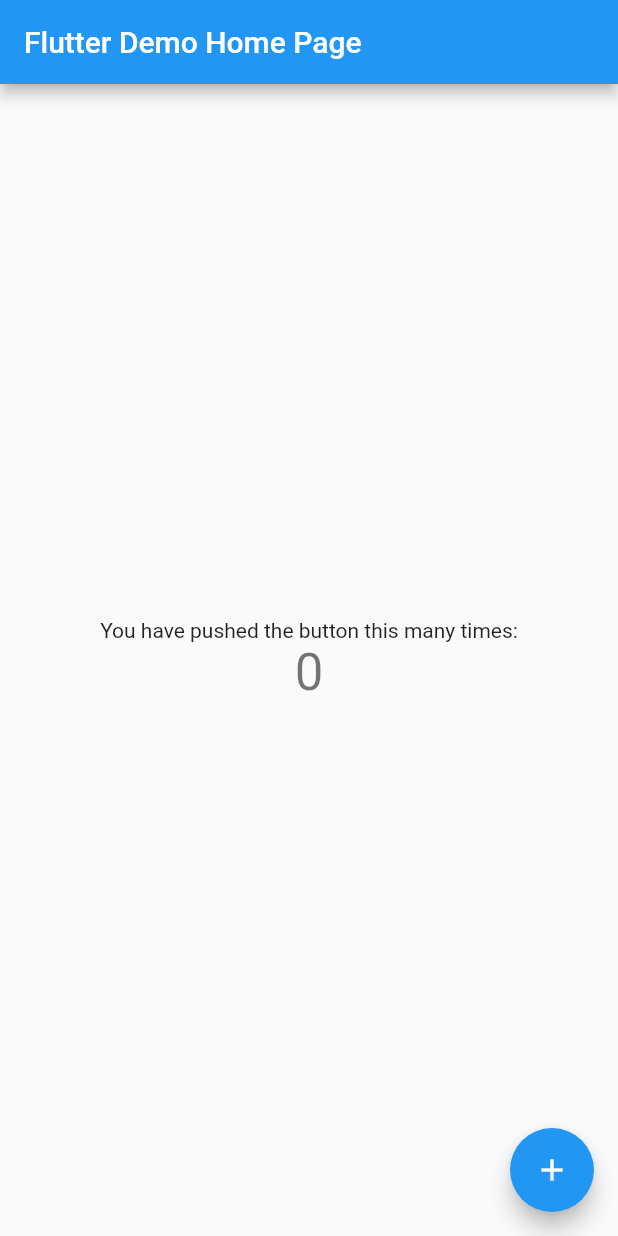
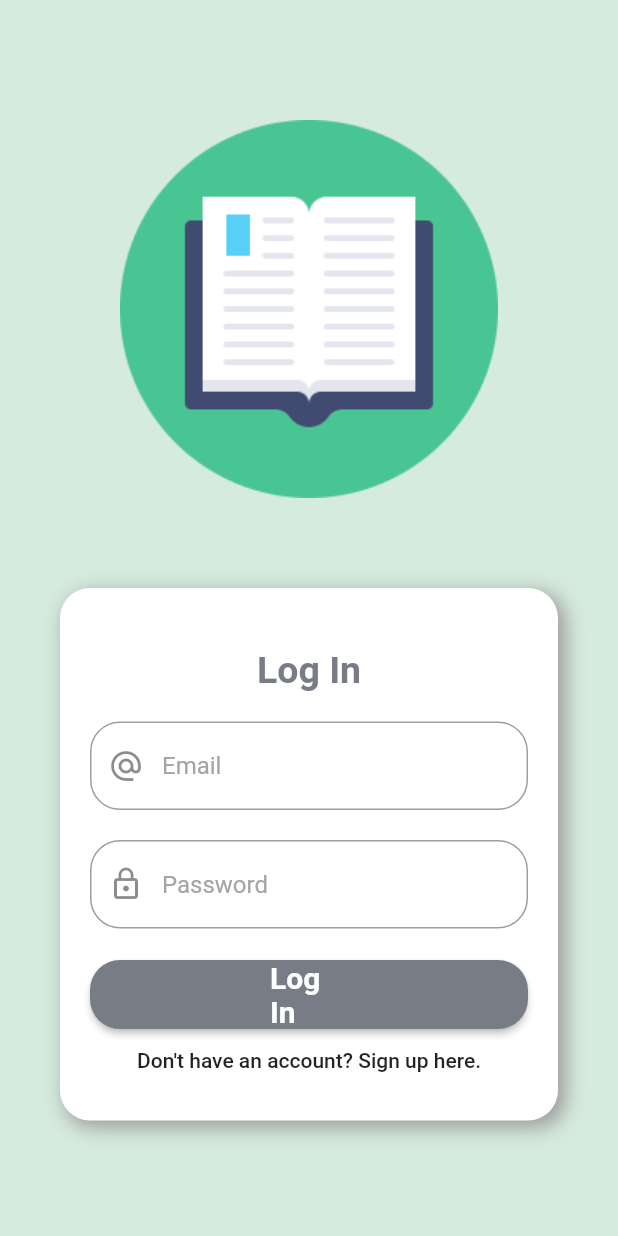
Before and after one commit to nerdynikhil/bookclub, a Flutter app: the screen it shows after launch, on a phone screen of 412 x 824 dp. Run offline on Flutter 3.47's test engine with Material 2 defaults, Android fonts, the phone set to English and light mode, and no system bars; our stand-ins replace firebase_auth; accounts and stored records are empty.

Commit message:
Login and signup page with email

```diff
--- a/book_club/lib/main.dart
+++ b/book_club/lib/main.dart
@@ -1,4 +1,8 @@
+import 'package:book_club/screens/login/login.dart';
+import 'package:book_club/states/currentUser.dart';
+import 'package:book_club/utils/ourTheme.dart';
 import 'package:flutter/material.dart';
+import 'package:provider/provider.dart';
 
 void main() {
   runApp(MyApp());
@@ -8,110 +12,14 @@ class MyApp extends StatelessWidget {
   // This widget is the root of your application.
   @override
   Widget build(BuildContext context) {
-    return MaterialApp(
-      title: 'Flutter Demo',
-      theme: ThemeData(
-        // This is the theme of your application.
-        //
-        // Try running your application with "flutter run". You'll see the
-        // application has a blue toolbar. Then, without quitting the app, try
-        // changing the primarySwatch below to Colors.green and then invoke
-        // "hot reload" (press "r" in the console where you ran "flutter run",
-        // or simply save your changes to "hot reload" in a Flutter IDE).
-        // Notice that the counter didn't reset back to zero; the application
-        // is not restarted.
-        primarySwatch: Colors.blue,
-        // This makes the visual density adapt to the platform that you run
-        // the app on. For desktop platforms, the controls will be smaller and
-        // closer together (more dense) than on mobile platforms.
-        visualDensity: VisualDensity.adaptivePlatformDensity,
+    return ChangeNotifierProvider(
+      create: (context) => CurrentUser(),
+
+          child: MaterialApp(
+        debugShowCheckedModeBanner: false,
+        theme: OurTheme().buildTheme(),
+        home: OurLogin(),
       ),
-      home: MyHomePage(title: 'Flutter Demo Home Page'),
     );
   }
 }
-
-class MyHomePage extends StatefulWidget {
-  MyHomePage({Key key, this.title}) : super(key: key);
-
-  // This widget is the home page of your application. It is stateful, meaning
-  // that it has a State object (defined below) that contains fields that affect
-  // how it looks.
-
-  // This class is the configuration for the state. It holds the values (in this
-  // case the title) provided by the parent (in this case the App widget) and
-  // used by the build method of the State. Fields in a Widget subclass are
-  // always marked "final".
-
-  final String title;
-
-  @override
-  _MyHomePageState createState() => _MyHomePageState();
-}
-
-class _MyHomePageState extends State<MyHomePage> {
-  int _counter = 0;
-
-  void _incrementCounter() {
-    setState(() {
-      // This call to setState tells the Flutter framework that something has
-      // changed in this State, which causes it to rerun the build method below
-      // so that the display can reflect the updated values. If we changed
-      // _counter without calling setState(), then the build method would not be
-      // called again, and so nothing would appear to happen.
-      _counter++;
-    });
-  }
-
-  @override
-  Widget build(BuildContext context) {
-    // This method is rerun every time setState is called, for instance as done
-    // by the _incrementCounter method above.
-    //
-    // The Flutter framework has been optimized to make rerunning build methods
-    // fast, so that you can just rebuild anything that needs updating rather
-    // than having to individually change instances of widgets.
-    return Scaffold(
-      appBar: AppBar(
-        // Here we take the value from the MyHomePage object that was created by
-        // the App.build method, and use it to set our appbar title.
-        title: Text(widget.title),
-      ),
-      body: Center(
-        // Center is a layout widget. It takes a single child and positions it
-        // in the middle of the parent.
-        child: Column(
-          // Column is also a layout widget. It takes a list of children and
-          // arranges them vertically. By default, it sizes itself to fit its
-          // children horizontally, and tries to be as tall as its parent.
-          //
-          // Invoke "debug painting" (press "p" in the console, choose the
-          // "Toggle Debug Paint" action from the Flutter Inspector in Android
-          // Studio, or the "Toggle Debug Paint" command in Visual Studio Code)
-          // to see the wireframe for each widget.
-          //
-          // Column has various properties to control how it sizes itself and
-          // how it positions its children. Here we use mainAxisAlignment to
-          // center the children vertically; the main axis here is the vertical
-          // axis because Columns are vertical (the cross axis would be
-          // horizontal).
-          mainAxisAlignment: MainAxisAlignment.center,
-          children: <Widget>[
-            Text(
-              'You have pushed the button this many times:',
-            ),
-            Text(
-              '$_counter',
-              style: Theme.of(context).textTheme.headline4,
-            ),
-          ],
-        ),
-      ),
-      floatingActionButton: FloatingActionButton(
-        onPressed: _incrementCounter,
-        tooltip: 'Increment',
-        child: Icon(Icons.add),
-      ), // This trailing comma makes auto-formatting nicer for build methods.
-    );
-  }
-}
--- /dev/null
+++ b/book_club/lib/screens/login/localwidgets/loginForm.dart
@@ -0,0 +1,90 @@
+import 'package:book_club/screens/home/home.dart';
+import 'package:book_club/screens/signup/signup.dart';
+import 'package:book_club/states/currentUser.dart';
+import 'package:flutter/material.dart';
+import 'package:book_club/widgets/ourContainer.dart';
+import 'package:provider/provider.dart';
+
+class OurLoginForm extends StatefulWidget {
+  @override
+  _OurLoginFormState createState() => _OurLoginFormState();
+}
+
+class _OurLoginFormState extends State<OurLoginForm> {
+
+  TextEditingController _emailController= TextEditingController();
+  TextEditingController _passwordController = TextEditingController();
+
+  void _loginUser(String email, String password, BuildContext context) async {
+    CurrentUser _currentUser = Provider.of<CurrentUser>(context, listen: false);
+
+    try {
+      if(await _currentUser.loginUser(email, password)){
+        Navigator.of(context).push(
+          MaterialPageRoute(builder: (context)=>HomeScreen())
+        );
+      }
+      else{
+         Scaffold.of(context).showSnackBar(
+                  SnackBar(content: Text('Incorrect credentals.'),
+                  duration: Duration(seconds: 2),)
+                );
+      }
+    } catch (e) {
+      print(e);
+    }
+
+  }
+
+  @override
+  Widget build(BuildContext context) {
+    return OurContainer(
+      child: Column(
+        children: <Widget>[
+          Padding(
+            padding:EdgeInsets.symmetric(vertical: 20, horizontal: 8),
+            child: Text(
+              "Log In",
+              style: TextStyle(color: Theme.of(context).secondaryHeaderColor,
+              fontSize: 25,
+              fontWeight: FontWeight.bold,)
+              ,)),
+            TextFormField(
+              controller: _emailController,
+              decoration: InputDecoration(
+                prefixIcon: Icon(Icons.alternate_email),
+                hintText: "Email")),
+                SizedBox(height: 20,),
+                TextFormField(
+                  controller: _passwordController,
+                  decoration: InputDecoration(
+                  prefixIcon: Icon(Icons.lock_outline,),
+                  hintText: "Password"
+                ),
+                ),
+          SizedBox(height: 20,),
+          RaisedButton(
+            onPressed: () {
+              _loginUser(_emailController.text, _passwordController.text, context);
+
+                           },
+                          child: Padding(
+                            child: Text("Log In", style: TextStyle(color: Colors.white,
+                            fontWeight: FontWeight.bold,
+                            fontSize: 20),),
+                            padding: EdgeInsets.symmetric(horizontal: 100),),
+                        ),
+                        FlatButton(
+                          materialTapTargetSize: MaterialTapTargetSize.shrinkWrap,
+                          onPressed: () {
+                            Navigator.of(context).push(MaterialPageRoute(builder: (context) => OurSignup(),));
+                           },
+                          child:Text("Don't have an account? Sign up here."),)
+                      ],
+                    ),
+
+                  );
+                }
+
+
+}
--- /dev/null
+++ b/book_club/lib/screens/login/login.dart
@@ -0,0 +1,25 @@
+import 'package:book_club/screens/login/localwidgets/loginForm.dart';
+import 'package:flutter/material.dart';
+
+class OurLogin extends StatelessWidget {
+  @override
+  Widget build(BuildContext context) {
+    return Scaffold(
+      body: Row(
+        mainAxisAlignment: MainAxisAlignment.center,
+        children: <Widget>[
+          Expanded(child: Padding(
+            padding: EdgeInsets.all(20.0),
+            child: ListView(padding: EdgeInsets.all(20.0),
+            children: <Widget>[
+              Padding(padding: EdgeInsets.all(40),
+              child: Image.asset("assets/logo.png"),),
+              SizedBox(height: 20,),
+              OurLoginForm(),
+            ],),))
+        ],
+      ),
+
+    );
+  }
+}
--- /dev/null
+++ b/book_club/lib/states/currentUser.dart
@@ -0,0 +1,51 @@
+import 'package:firebase_auth/firebase_auth.dart';
+import 'package:flutter/material.dart';
+
+class CurrentUser extends ChangeNotifier{
+  String _uid;
+  String _email;
+
+  String get getUid => _uid;
+
+  String get getEmail => _email;
+
+
+  FirebaseAuth _auth = FirebaseAuth.instance;
+
+  Future<bool> signUpUser(String email, String password) async{
+    bool retVal=false;
+
+    try{
+      AuthResult _authResult = await _auth.createUserWithEmailAndPassword(email: email, password: password);
+
+      if(_authResult.user != null){
+        retVal=true;
+      }
+
+
+    }catch(e){
+      print(e);
+    }
+    return retVal;
+  }
+
+  Future<bool> loginUser(String email, String password) async{
+    bool retVal=false;
+
+    try{
+      AuthResult _authResult = await _auth.signInWithEmailAndPassword(email: email, password: password);
+
+      if(_authResult.user != null){
+        _uid = _authResult.user.uid;
+        _email = _authResult.user.email;
+        retVal=true;
+      }
+
+
+    }catch(e){
+      print(e);
+    }
+    return retVal;
+
+  }
+}
--- /dev/null
+++ b/book_club/lib/utils/ourTheme.dart
@@ -0,0 +1,36 @@
+import 'package:flutter/material.dart';
+
+class OurTheme{
+
+  Color lightGreen = Color.fromARGB(255, 213, 235, 220);
+  Color lightGrey = Color.fromARGB(255, 164, 164, 164);
+  Color darkerGrey= Color.fromARGB(255,119,124,135);
+
+  ThemeData buildTheme(){
+    return ThemeData(
+      canvasColor: lightGreen,
+      primaryColor: lightGreen,
+      accentColor: lightGrey,
+      secondaryHeaderColor: darkerGrey,
+      hintColor: lightGrey,
+      inputDecorationTheme: InputDecorationTheme(
+        border: OutlineInputBorder(
+          borderRadius: BorderRadius.circular(20),
+           borderSide: BorderSide(
+             color: lightGrey),
+
+        ),
+        focusedBorder: OutlineInputBorder(borderRadius: BorderRadius.circular(20),
+        borderSide: BorderSide(
+          color: lightGreen))),
+          buttonTheme: ButtonThemeData(
+            buttonColor: darkerGrey,
+            padding: EdgeInsets.symmetric(horizontal: 20),
+            minWidth: 200,
+            height: 40.0,
+          shape: RoundedRectangleBorder(borderRadius: BorderRadius.circular(20))
+          )
+
+      );
+  }
+}
--- /dev/null
+++ b/book_club/lib/widgets/ourContainer.dart
@@ -0,0 +1,25 @@
+import 'package:flutter/material.dart';
+
+class OurContainer extends StatelessWidget {
+  final Widget child;
+
+  const OurContainer({Key key, this.child}) : super(key: key);
+
+  @override
+  Widget build(BuildContext context) {
+    return Container(
+      padding: EdgeInsets.all(20),
+      decoration: BoxDecoration(
+        color: Colors.white,
+        borderRadius: BorderRadius.circular(20),
+        boxShadow: [
+          BoxShadow(blurRadius: 10, color: Colors.grey, spreadRadius: 1.0,
+          offset: Offset(4.0,4.0))
+        ]
+
+      ),
+      child: child,
+
+    );
+  }
+}
```
Also changed, not shown: book_club/lib/screens/home/home.dart (added, +12 -0 lines), book_club/lib/screens/signup/localwidgets/signupForm.dart (added, +103 -0 lines), book_club/lib/screens/signup/signup.dart (added, +28 -0 lines), book_club/pubspec.yaml (+4 -3 lines), book_club/assets/logo.png (added), book_club/flutter_01.png (added), book_club/pubspec.lock, 2 other files.
